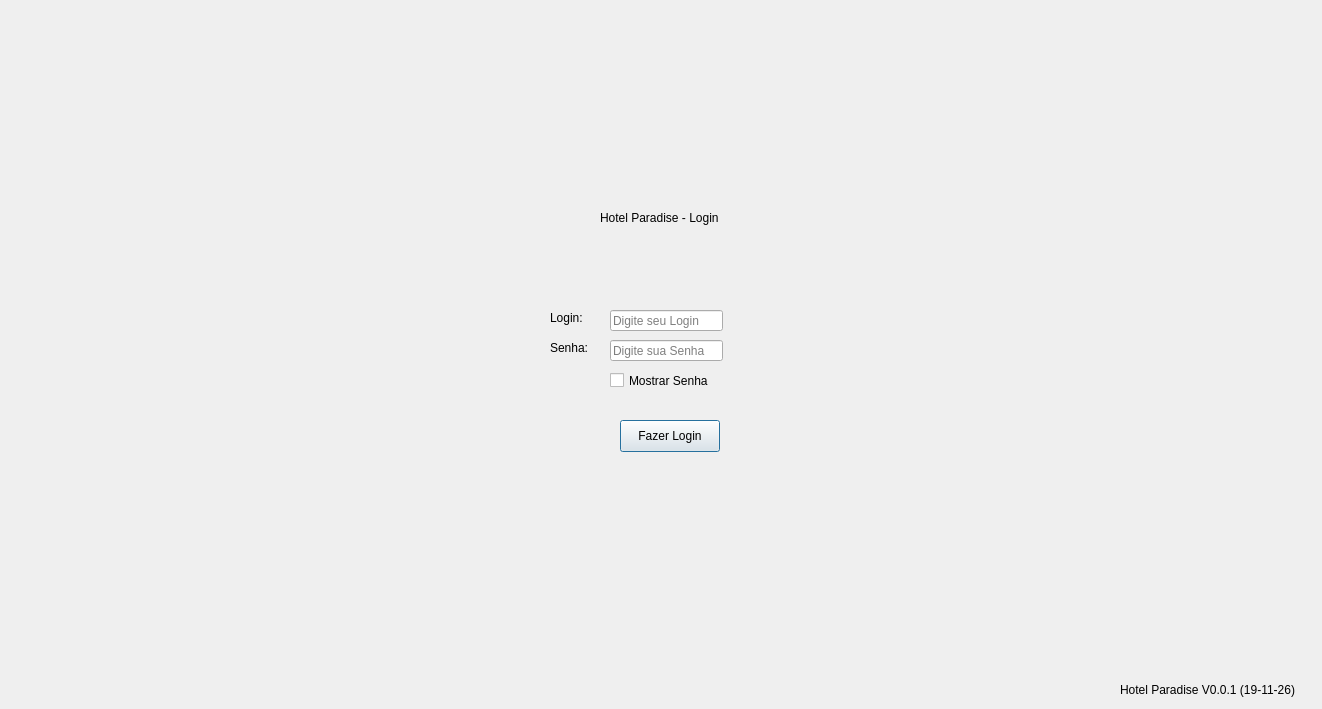
JairCosta00/Sistema-de-Reservas-Rede-de-Hot-is-Paradise, file logindialog.ui: the form before one commit.
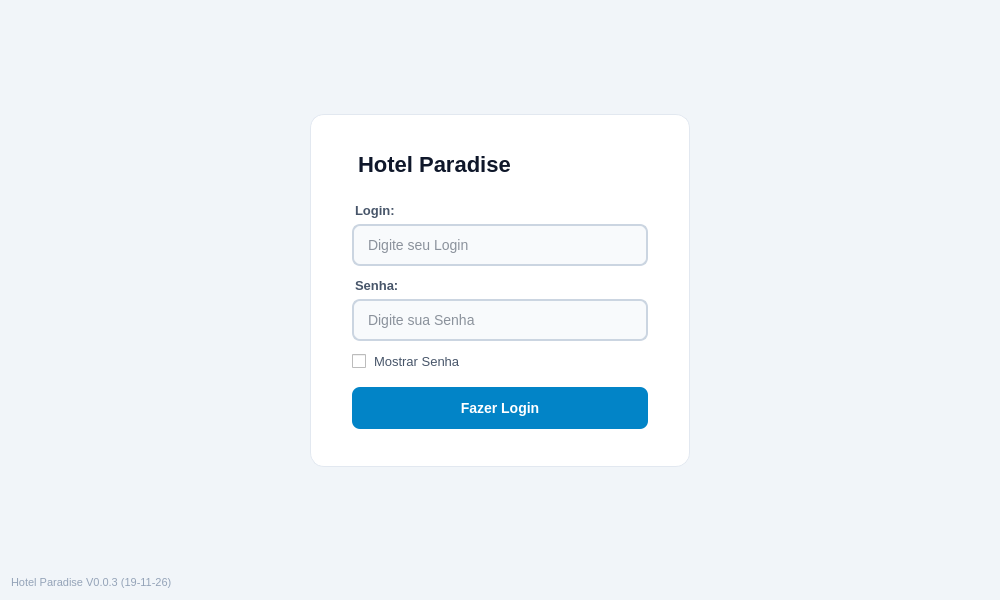
The form after the commit.

Commit message:
Visual login aprimorations
added CSS-Like stying to the login page; cursor visual optimization

Diff of the .ui file:
```diff
--- a/logindialog.ui
+++ b/logindialog.ui
@@ -6,48 +6,174 @@
    <rect>
     <x>0</x>
     <y>0</y>
-    <width>1322</width>
-    <height>709</height>
+    <width>1000</width>
+    <height>600</height>
    </rect>
   </property>
   <property name="windowTitle">
    <string>Hotel Paradise - Login</string>
   </property>
+  <property name="styleSheet">
+   <string notr="true">/* Fundo geral da janela */
+QDialog#LoginDialog {
+    background-color: #F1F5F9;
+}
+
+/* Cartão branco central */
+QFrame#frameCard {
+    background-color: #FFFFFF;
+    border: 1px solid #E2E8F0;
+    border-radius: 14px;
+    padding: 28px 32px;
+}
+
+/* Título do Hotel */
+QLabel#labelTelaNomeHotel {
+    color: #0F172A;
+    font-size: 22px;
+    font-weight: bold;
+    margin-bottom: 14px;
+}
+
+/* Rótulos &quot;Login:&quot; e &quot;Senha:&quot; */
+QLabel#labelLogin, QLabel#labelSenha {
+    color: #475569;
+    font-size: 13px;
+    font-weight: 600;
+    margin-top: 6px;
+}
+
+/* Campos de texto */
+QLineEdit {
+    min-height: 38px;
+    padding: 0 12px;
+    font-size: 14px;
+    color: #1E293B;
+    background-color: #F8FAFC;
+    border: 1.5px solid #CBD5E1;
+    border-radius: 8px;
+}
+
+/* Destaque ao clicar para digitar */
+QLineEdit:focus {
+    background-color: #FFFFFF;
+    border: 1.5px solid #0284C7;
+}
+
+/* Checkbox Mostrar Senha */
+QCheckBox#checkBoxMostrarSenha {
+    color: #475569;
+    font-size: 13px;
+    spacing: 8px;
+    margin-top: 6px;
+    margin-bottom: 12px;
+}
+
+/* Botão principal */
+QPushButton#pushButtonEntrar {
+    min-height: 42px;
+    font-size: 14px;
+    font-weight: bold;
+    color: #FFFFFF;
+    background-color: #0284C7;
+    border: none;
+    border-radius: 8px;
+}
+
+QPushButton#pushButtonEntrar:hover {
+    background-color: #0369A1;
+}
+
+QPushButton#pushButtonEntrar:pressed {
+    background-color: #075985;
+}
+
+/* Texto de versão no rodapé */
+QLabel#labelTituloEVersao {
+    color: #94A3B8;
+    font-size: 11px;
+}</string>
+  </property>
+  <layout class="QVBoxLayout" name="verticalLayout_2">
+   <item>
+    <spacer name="verticalSpacer_2">
+     <property name="orientation">
+      <enum>Qt::Orientation::Vertical</enum>
+     </property>
+     <property name="sizeHint" stdset="0">
+      <size>
+       <width>20</width>
+       <height>73</height>
+      </size>
+     </property>
+    </spacer>
+   </item>
+   <item>
+    <layout class="QHBoxLayout" name="horizontalLayout">
+     <item>
+      <spacer name="horizontalSpacer">
+       <property name="orientation">
+        <enum>Qt::Orientation::Horizontal</enum>
+       </property>
+       <property name="sizeHint" stdset="0">
+        <size>
+         <width>40</width>
+         <height>20</height>
+        </size>
+       </property>
+      </spacer>
+     </item>
+     <item>
+      <widget class="QFrame" name="frameCard">
+       <property name="minimumSize">
+        <size>
+         <width>380</width>
+         <height>0</height>
+        </size>
+       </property>
+       <property name="maximumSize">
+        <size>
+         <width>420</width>
+         <height>16777215</height>
+        </size>
+       </property>
+       <property name="frameShape">
+        <enum>QFrame::Shape::StyledPanel</enum>
+       </property>
+       <property name="frameShadow">
+        <enum>QFrame::Shadow::Raised</enum>
+       </property>
+       <layout class="QVBoxLayout" name="verticalLayout">
+        <item>
+         <widget class="QLabel" name="labelTelaNomeHotel">
+          <property name="text">
+           <string>Hotel Paradise</string>
+          </property>
+         </widget>
+        </item>
+        <item>
+         <widget class="QLabel" name="labelLogin">
+          <property name="text">
+           <string>Login:</string>
+          </property>
+         </widget>
+        </item>
+        <item>
   <widget class="QLineEdit" name="lineEditLogin">
-   <property name="geometry">
-    <rect>
-     <x>610</x>
-     <y>310</y>
-     <width>113</width>
-     <height>21</height>
-    </rect>
-   </property>
    <property name="placeholderText">
     <string>Digite seu Login</string>
    </property>
   </widget>
-  <widget class="QLabel" name="labelTelaNomeHotel">
-   <property name="geometry">
-    <rect>
-     <x>600</x>
-     <y>210</y>
-     <width>131</width>
-     <height>16</height>
-    </rect>
-   </property>
+        </item>
+        <item>
+         <widget class="QLabel" name="labelSenha">
    <property name="text">
-    <string>Hotel Paradise - Login</string>
-   </property>
-  </widget>
+           <string>Senha:</string>
+          </property>
+         </widget>
+        </item>
+        <item>
   <widget class="QLineEdit" name="lineEditSenha">
-   <property name="geometry">
-    <rect>
-     <x>610</x>
-     <y>340</y>
-     <width>113</width>
-     <height>21</height>
-    </rect>
-   </property>
    <property name="echoMode">
     <enum>QLineEdit::EchoMode::Password</enum>
    </property>
@@ -55,28 +181,16 @@
     <string>Digite sua Senha</string>
    </property>
   </widget>
-  <widget class="QLabel" name="labelLogin">
-   <property name="geometry">
-    <rect>
-     <x>550</x>
-     <y>310</y>
-     <width>58</width>
-     <height>16</height>
-    </rect>
-   </property>
+        </item>
+        <item>
+         <widget class="QCheckBox" name="checkBoxMostrarSenha">
    <property name="text">
-    <string>Login:</string>
-   </property>
-  </widget>
+           <string>Mostrar Senha</string>
+          </property>
+         </widget>
+        </item>
+        <item>
   <widget class="QPushButton" name="pushButtonEntrar">
-   <property name="geometry">
-    <rect>
-     <x>620</x>
-     <y>420</y>
-     <width>100</width>
-     <height>32</height>
-    </rect>
-   </property>
    <property name="text">
     <string>Fazer Login</string>
    </property>
@@ -84,45 +198,46 @@
     <bool>true</bool>
    </property>
   </widget>
-  <widget class="QCheckBox" name="checkBoxMostrarSenha">
-   <property name="geometry">
-    <rect>
-     <x>610</x>
-     <y>370</y>
-     <width>111</width>
-     <height>21</height>
-    </rect>
-   </property>
-   <property name="text">
-    <string>Mostrar Senha</string>
-   </property>
-  </widget>
-  <widget class="QLabel" name="labelSenha">
-   <property name="geometry">
-    <rect>
-     <x>550</x>
-     <y>340</y>
-     <width>58</width>
-     <height>16</height>
-    </rect>
-   </property>
-   <property name="text">
-    <string>Senha:</string>
-   </property>
-  </widget>
+        </item>
+       </layout>
+      </widget>
+     </item>
+     <item>
+      <spacer name="horizontalSpacer_2">
+       <property name="orientation">
+        <enum>Qt::Orientation::Horizontal</enum>
+       </property>
+       <property name="sizeHint" stdset="0">
+        <size>
+         <width>40</width>
+         <height>20</height>
+        </size>
+       </property>
+      </spacer>
+     </item>
+    </layout>
+   </item>
+   <item>
+    <spacer name="verticalSpacer">
+     <property name="orientation">
+      <enum>Qt::Orientation::Vertical</enum>
+     </property>
+     <property name="sizeHint" stdset="0">
+      <size>
+       <width>20</width>
+       <height>73</height>
+      </size>
+     </property>
+    </spacer>
+   </item>
+   <item>
   <widget class="QLabel" name="labelTituloEVersao">
-   <property name="geometry">
-    <rect>
-     <x>1120</x>
-     <y>680</y>
-     <width>201</width>
-     <height>20</height>
-    </rect>
-   </property>
    <property name="text">
-    <string>Hotel Paradise V0.0.1 (19-11-26)</string>
-   </property>
-  </widget>
+      <string>Hotel Paradise V0.0.3 (19-11-26)</string>
+     </property>
+    </widget>
+   </item>
+  </layout>
  </widget>
  <resources/>
  <connections/>
```
Lines whose indentation alone changed are shown as unchanged. The commit also changes 1 other file.
